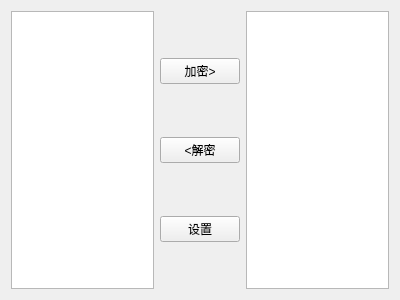
First picture: the form in src/babblemainwindow.ui, repository XCF-Babble/babble-website, before the edit.
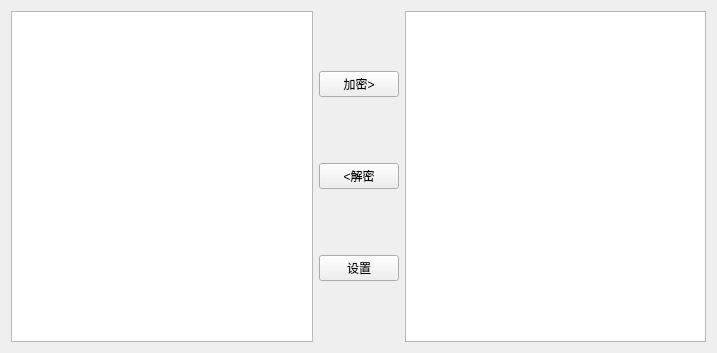
Second picture: the form after the edit.

Commit message: Update Default Base

The edit to the form file:
```diff
--- a/src/babblemainwindow.ui
+++ b/src/babblemainwindow.ui
@@ -6,8 +6,8 @@
    <rect>
     <x>0</x>
     <y>0</y>
-    <width>400</width>
-    <height>300</height>
+    <width>717</width>
+    <height>353</height>
    </rect>
   </property>
   <property name="windowTitle">
@@ -18,7 +18,7 @@
     <widget class="QTextEdit" name="plainText"/>
    </item>
    <item>
-    <layout class="QVBoxLayout" name="verticalLayout">
+    <layout class="QVBoxLayout" name="verticalLayout" stretch="2,1,2">
      <item>
       <widget class="QPushButton" name="encryptButton">
        <property name="text">
```
The commit also changes 1 other file.
